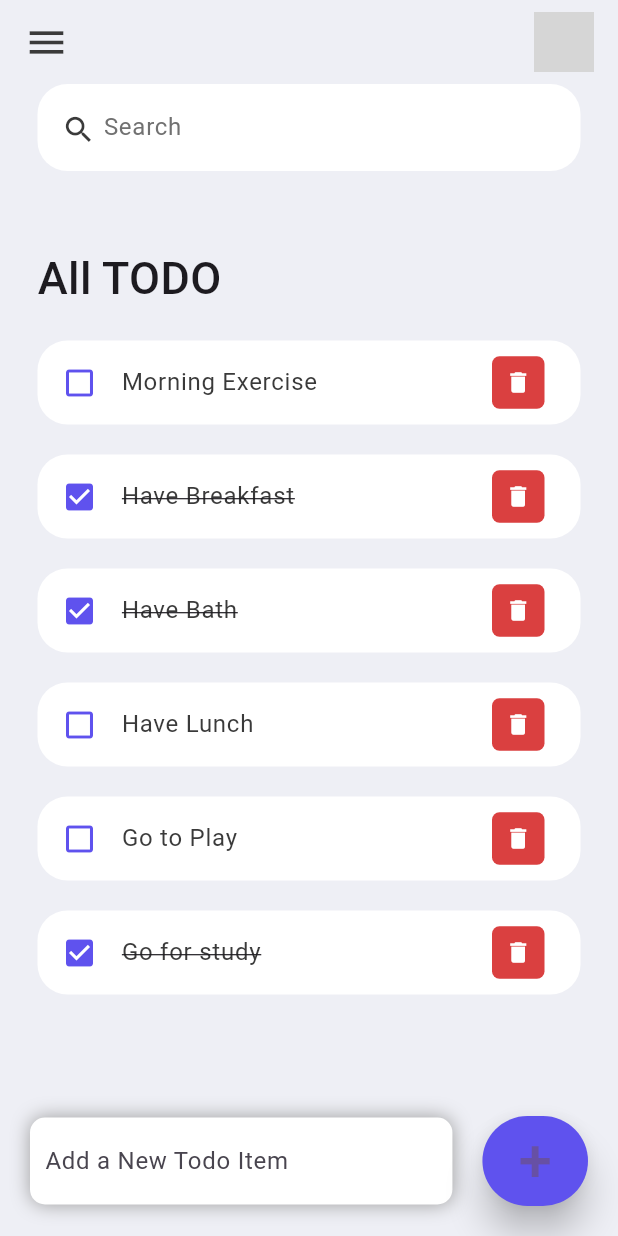
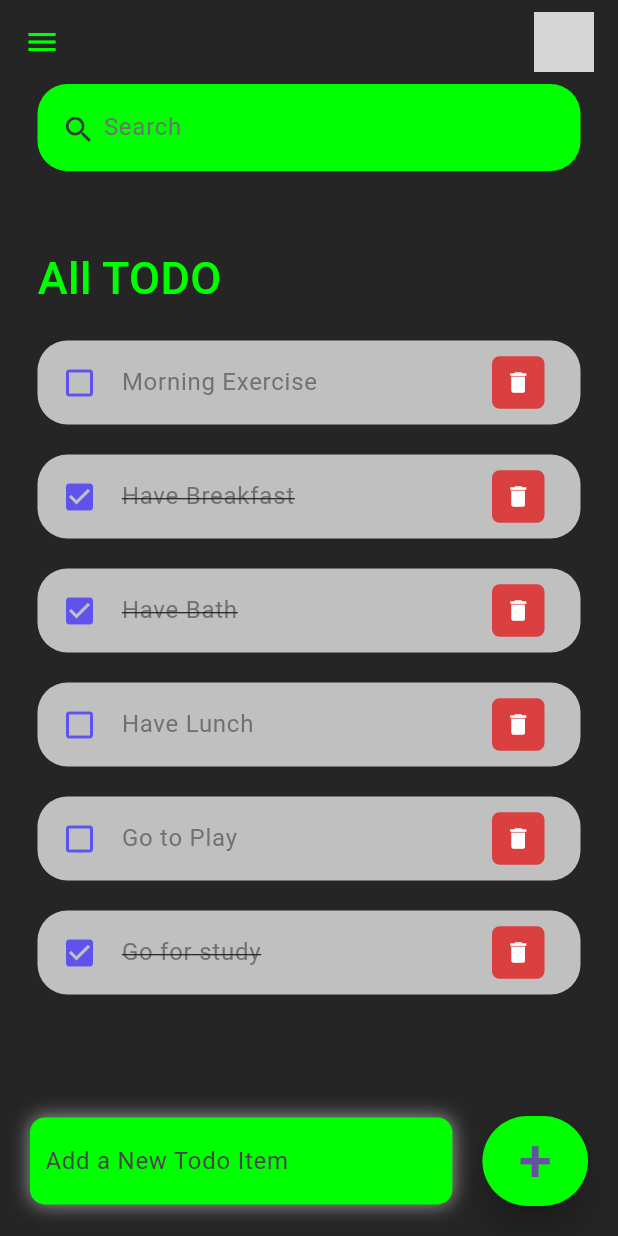
Before and after one commit to Rakibul-Islam-Nahim/to_do_flutter, a Flutter app: the screen it shows after launch, after a tap on "Morning Exercise", on a phone screen of 412 x 824 dp. Run offline on Flutter 3.47's test engine with Material 3 defaults, Android fonts, the light colour scheme and no system bars; network calls fail; grey boxes are pictures that could not be loaded.

Commit message:
Adding theme

```diff
--- a/lib/constants/colors.dart
+++ b/lib/constants/colors.dart
@@ -5,3 +5,6 @@ const Color mkBlue = Color(0xFF5F52EE);
 const Color mkBlack = Color(0xFF3A3A3A);
 const Color mkGrey = Color(0xFF717171);
 const Color mkBGColor = Color(0xFFEEEFF5);
+const Color hackBlack = Color(0xFF262525);
+const Color hackGreen = Color(0xFF00FF00);
+const Color hackDark = Color(0xFFC0C0C0);
--- a/lib/home.dart
+++ b/lib/home.dart
@@ -1,6 +1,7 @@
 import 'package:flutter/material.dart';
 import 'package:nahim_first_kamla/constants/colors.dart';
 import 'package:nahim_first_kamla/listITem/actionMaintain.dart';
+import 'package:nahim_first_kamla/listITem/navBar.dart';
 import 'package:nahim_first_kamla/listITem/toDoItem.dart';
 
 class Home extends StatefulWidget {
@@ -57,7 +58,8 @@ class _HomeState extends State<Home> {
   @override
   Widget build(BuildContext context) {
     return Scaffold(
-      backgroundColor: mkBGColor,
+      backgroundColor: hackBlack,
+      drawer: NavBar(),
       appBar: _buildAppBar(),
       body: Stack(
         children: [
@@ -71,7 +73,7 @@ class _HomeState extends State<Home> {
                     padding: const EdgeInsets.symmetric(horizontal: 10, vertical: 5),
                     margin: const EdgeInsets.only(bottom: 20, right: 20, left: 20),
                     decoration: BoxDecoration(
-                      color: Colors.white,
+                      color: hackGreen,
                       boxShadow: const [
                         BoxShadow(
                           color: Colors.grey,
@@ -98,7 +100,7 @@ class _HomeState extends State<Home> {
                       _addToDoItem(textControler.text);
                     },
                     style: ElevatedButton.styleFrom(
-                      backgroundColor: mkBlue,
+                      backgroundColor: hackGreen,
                       minimumSize: const Size(60, 60),
                       elevation: 10,
                     ),
@@ -119,15 +121,11 @@ class _HomeState extends State<Home> {
   AppBar _buildAppBar() {
     return AppBar(
       elevation: 0,
-      backgroundColor: mkBGColor,
+      backgroundColor: hackBlack,
+      iconTheme: const IconThemeData(color: hackGreen),
       title: Row(
-        mainAxisAlignment: MainAxisAlignment.spaceBetween,
+        mainAxisAlignment: MainAxisAlignment.end,
         children: [
-          const Icon(
-            Icons.menu,
-            color: mkBlack,
-            size: 30,
-          ),
           Container(
             height: 40,
             width: 40,
@@ -149,7 +147,7 @@ class _HomeState extends State<Home> {
           Container(
             padding: const EdgeInsets.symmetric(horizontal: 15, vertical: 5),
             decoration: BoxDecoration(
-              color: Colors.white,
+              color: hackGreen,
               borderRadius: BorderRadius.circular(20),
             ),
             child: TextField(
@@ -179,6 +177,7 @@ class _HomeState extends State<Home> {
                     style: TextStyle(
                       fontSize: 30,
                       fontWeight: FontWeight.w500,
+                      color: hackGreen
                     ),
                   ),
                 ),
--- /dev/null
+++ b/lib/listITem/navBar.dart
@@ -0,0 +1,34 @@
+import 'package:flutter/material.dart';
+import 'package:flutter/widgets.dart';
+import 'package:nahim_first_kamla/constants/colors.dart';
+
+class NavBar extends StatelessWidget {
+  const NavBar({super.key});
+
+  @override
+  Widget build(BuildContext context) {
+    return Drawer(
+      backgroundColor: hackBlack,
+      child: ListView(
+        children: [
+          UserAccountsDrawerHeader(
+            decoration: BoxDecoration(
+              image: DecorationImage(
+                image: NetworkImage(
+                    'https://media2.giphy.com/media/65HOeb1Vi8LLh16UFS/200w.gif?cid=6c09b952wswb7ffkyo3k36p63utbrcn5y6telw7uapa8537k&ep=v1_gifs_search&rid=200w.gif&ct=g'),
+                fit: BoxFit.cover,
+              ),
+            ),
+            accountName: Text('Rakib Nahim'),
+            accountEmail: Text('rakib.ul.islam.nahim.cuet@gmail.com'),
+            currentAccountPicture: CircleAvatar(
+              child: ClipOval(
+                child: Image.asset('nahim.jpg'),
+              ),
+            ),
+          ),
+        ],
+      ),
+    );
+  }
+}
--- a/lib/listITem/toDoItem.dart
+++ b/lib/listITem/toDoItem.dart
@@ -21,7 +21,7 @@ class ToDoitem extends StatelessWidget {
         shape: RoundedRectangleBorder(
           borderRadius: BorderRadius.circular(20),
         ),
-        tileColor: Colors.white,
+        tileColor: hackDark,
         leading: Icon(
           todo.isDone? Icons.check_box:Icons.check_box_outline_blank,
           color: mkBlue,
@@ -29,7 +29,7 @@ class ToDoitem extends StatelessWidget {
         title: Text(
           todo.todotext,
           style: TextStyle(
-            color: mkBlack,
+            color: mkGrey,
             fontSize: 16,
             decoration: todo.isDone ? TextDecoration.lineThrough : null,
           ),
```
